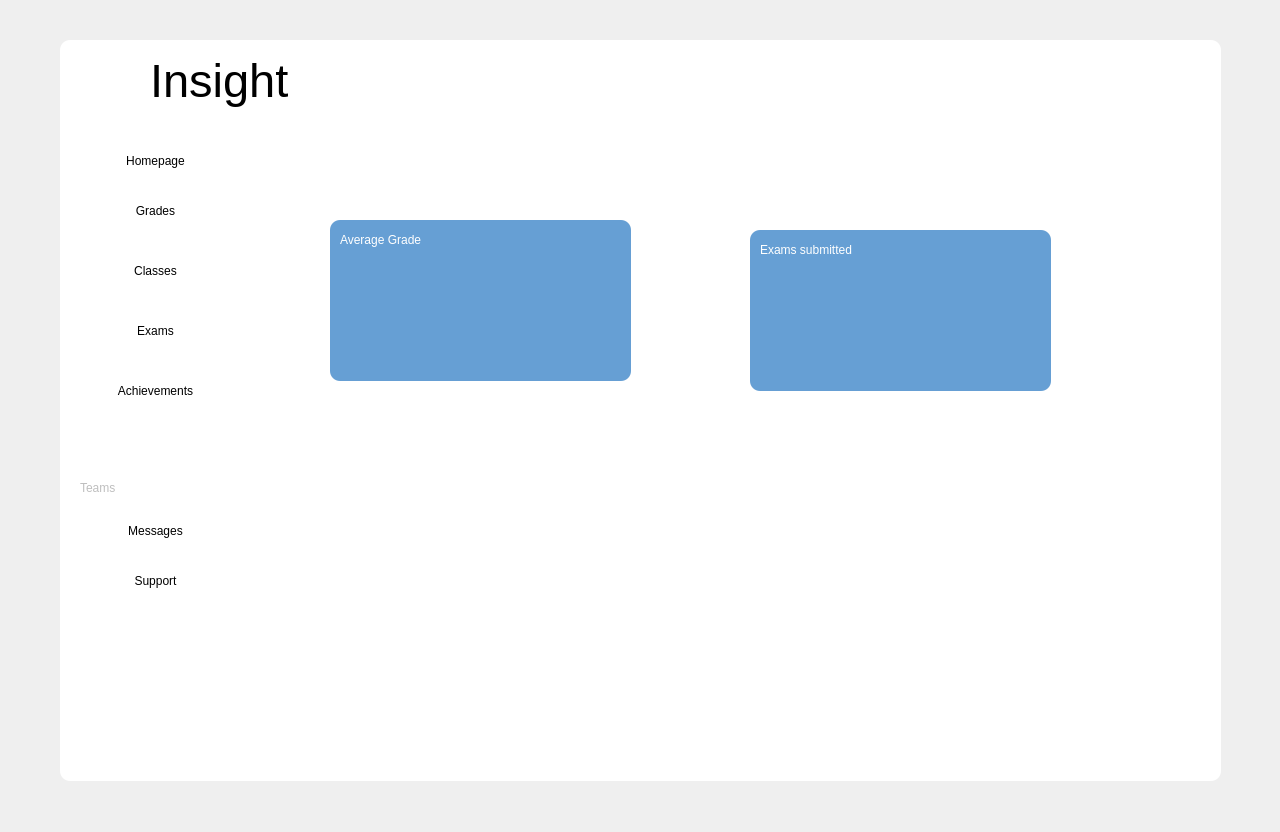
This is mainwindow.ui in codingburgas/school-project-assignment-insight as Qt 5 draws it before an edit. The edited form follows.
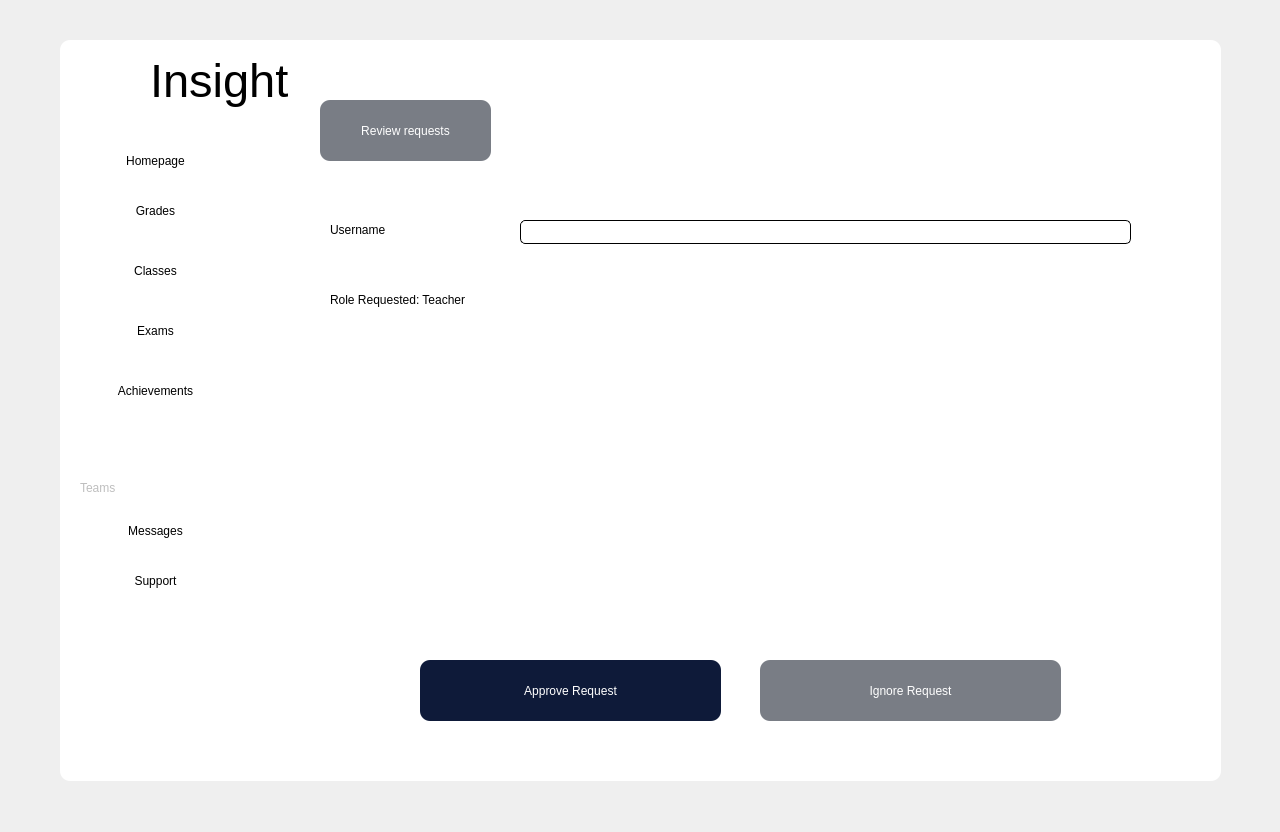
This is the edited form. The open tabs and pages were chosen to show the change. Icons and pictures are not drawn.

Commit message: Add functionality for reviewing requests as principal

The edit to the form file:
```diff
--- a/mainwindow.ui
+++ b/mainwindow.ui
@@ -508,65 +508,6 @@
      <number>9</number>
     </property>
     <widget class="QWidget" name="HomePage">
-     <widget class="QWidget" name="widget_22" native="true">
-      <property name="geometry">
-       <rect>
-        <x>30</x>
-        <y>140</y>
-        <width>301</width>
-        <height>161</height>
-       </rect>
-      </property>
-      <property name="styleSheet">
-       <string notr="true">background-color:#669FD4;</string>
-      </property>
-      <widget class="QLabel" name="label_56">
-       <property name="geometry">
-        <rect>
-         <x>10</x>
-         <y>10</y>
-         <width>291</width>
-         <height>20</height>
-        </rect>
-       </property>
-       <property name="styleSheet">
-        <string notr="true">QLabel
-{
-background-color:transparent;
-    qproperty-alignment: AlignCenter;
-color:white;
-	font: 16pt &quot;Segoe UI&quot;;
-
-}</string>
-       </property>
-       <property name="text">
-        <string>Average Grade</string>
-       </property>
-      </widget>
-      <widget class="QLabel" name="averageGrade_LA">
-       <property name="geometry">
-        <rect>
-         <x>0</x>
-         <y>50</y>
-         <width>301</width>
-         <height>101</height>
-        </rect>
-       </property>
-       <property name="styleSheet">
-        <string notr="true">QLabel
-{
-background-color:transparent;
-    qproperty-alignment: AlignCenter;
-color:white;
-	font: 16pt &quot;Segoe UI&quot;;
-
-}</string>
-       </property>
-       <property name="text">
-        <string/>
-       </property>
-      </widget>
-     </widget>
      <widget class="QLabel" name="greeting_LA">
       <property name="geometry">
        <rect>
@@ -585,11 +526,21 @@
        <string/>
       </property>
      </widget>
+     <widget class="QStackedWidget" name="homepage_SW">
+      <property name="geometry">
+       <rect>
+        <x>10</x>
+        <y>90</y>
+        <width>881</width>
+        <height>561</height>
+       </rect>
+      </property>
+      <widget class="QWidget" name="page_7">
      <widget class="QWidget" name="widget_36" native="true">
       <property name="geometry">
        <rect>
-        <x>450</x>
-        <y>150</y>
+          <x>460</x>
+          <y>60</y>
         <width>301</width>
         <height>161</height>
        </rect>
@@ -643,6 +594,187 @@
         <string/>
        </property>
       </widget>
+       </widget>
+       <widget class="QWidget" name="widget_22" native="true">
+        <property name="geometry">
+         <rect>
+          <x>40</x>
+          <y>50</y>
+          <width>301</width>
+          <height>161</height>
+         </rect>
+        </property>
+        <property name="styleSheet">
+         <string notr="true">background-color:#669FD4;</string>
+        </property>
+        <widget class="QLabel" name="label_56">
+         <property name="geometry">
+          <rect>
+           <x>10</x>
+           <y>10</y>
+           <width>291</width>
+           <height>20</height>
+          </rect>
+         </property>
+         <property name="styleSheet">
+          <string notr="true">QLabel
+{
+background-color:transparent;
+    qproperty-alignment: AlignCenter;
+color:white;
+	font: 16pt &quot;Segoe UI&quot;;
+
+}</string>
+         </property>
+         <property name="text">
+          <string>Average Grade</string>
+         </property>
+        </widget>
+        <widget class="QLabel" name="averageGrade_LA">
+         <property name="geometry">
+          <rect>
+           <x>0</x>
+           <y>50</y>
+           <width>301</width>
+           <height>101</height>
+          </rect>
+         </property>
+         <property name="styleSheet">
+          <string notr="true">QLabel
+{
+background-color:transparent;
+    qproperty-alignment: AlignCenter;
+color:white;
+	font: 16pt &quot;Segoe UI&quot;;
+
+}</string>
+         </property>
+         <property name="text">
+          <string/>
+         </property>
+        </widget>
+       </widget>
+      </widget>
+      <widget class="QWidget" name="page_8">
+       <widget class="QLabel" name="candidatUsername_LA">
+        <property name="geometry">
+         <rect>
+          <x>20</x>
+          <y>50</y>
+          <width>161</width>
+          <height>20</height>
+         </rect>
+        </property>
+        <property name="styleSheet">
+         <string notr="true">font: 16pt &quot;Segoe UI&quot;;
+color:black;</string>
+        </property>
+        <property name="text">
+         <string>Username</string>
+        </property>
+       </widget>
+       <widget class="QLineEdit" name="candidatUsername_LE">
+        <property name="enabled">
+         <bool>false</bool>
+        </property>
+        <property name="geometry">
+         <rect>
+          <x>210</x>
+          <y>50</y>
+          <width>611</width>
+          <height>24</height>
+         </rect>
+        </property>
+        <property name="styleSheet">
+         <string notr="true">border: 1px solid black;
+border-radius:5px;</string>
+        </property>
+       </widget>
+       <widget class="QLabel" name="candidatRole_LA">
+        <property name="geometry">
+         <rect>
+          <x>20</x>
+          <y>120</y>
+          <width>371</width>
+          <height>20</height>
+         </rect>
+        </property>
+        <property name="styleSheet">
+         <string notr="true">font: 16pt &quot;Segoe UI&quot;;
+color:black;</string>
+        </property>
+        <property name="text">
+         <string>Role Requested: Teacher</string>
+        </property>
+       </widget>
+       <widget class="QLabel" name="proof_LA">
+        <property name="geometry">
+         <rect>
+          <x>100</x>
+          <y>190</y>
+          <width>681</width>
+          <height>281</height>
+         </rect>
+        </property>
+        <property name="text">
+         <string/>
+        </property>
+       </widget>
+       <widget class="QPushButton" name="approveRequest_PB">
+        <property name="geometry">
+         <rect>
+          <x>110</x>
+          <y>490</y>
+          <width>301</width>
+          <height>61</height>
+         </rect>
+        </property>
+        <property name="styleSheet">
+         <string notr="true">border-radius:10px;
+background-color:#0E1A39;
+color:white;</string>
+        </property>
+        <property name="text">
+         <string>Approve Request</string>
+        </property>
+       </widget>
+       <widget class="QPushButton" name="ignoreRequest_PB">
+        <property name="geometry">
+         <rect>
+          <x>450</x>
+          <y>490</y>
+          <width>301</width>
+          <height>61</height>
+         </rect>
+        </property>
+        <property name="styleSheet">
+         <string notr="true">border-radius:10px;
+background-color:#797D85;
+color:white;</string>
+        </property>
+        <property name="text">
+         <string>Ignore Request</string>
+        </property>
+       </widget>
+      </widget>
+     </widget>
+     <widget class="QPushButton" name="reviewRequests_PB">
+      <property name="geometry">
+       <rect>
+        <x>20</x>
+        <y>20</y>
+        <width>171</width>
+        <height>61</height>
+       </rect>
+      </property>
+      <property name="styleSheet">
+       <string notr="true">border-radius:10px;
+background-color:#797D85;
+color:white;</string>
+      </property>
+      <property name="text">
+       <string>Review requests</string>
+      </property>
      </widget>
     </widget>
     <widget class="QWidget" name="Grades">
```
Left out of the diff: 2 changed lines with no effect on the pictures. Lines whose indentation alone changed are shown as unchanged. The commit also changes 2 other files.
